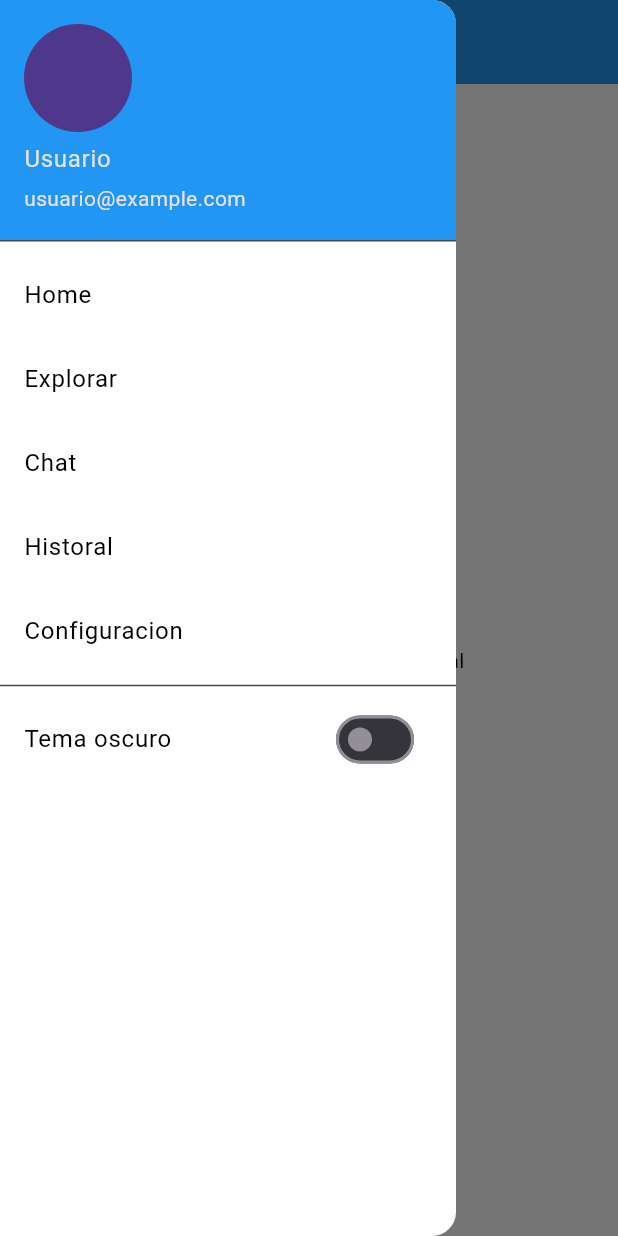
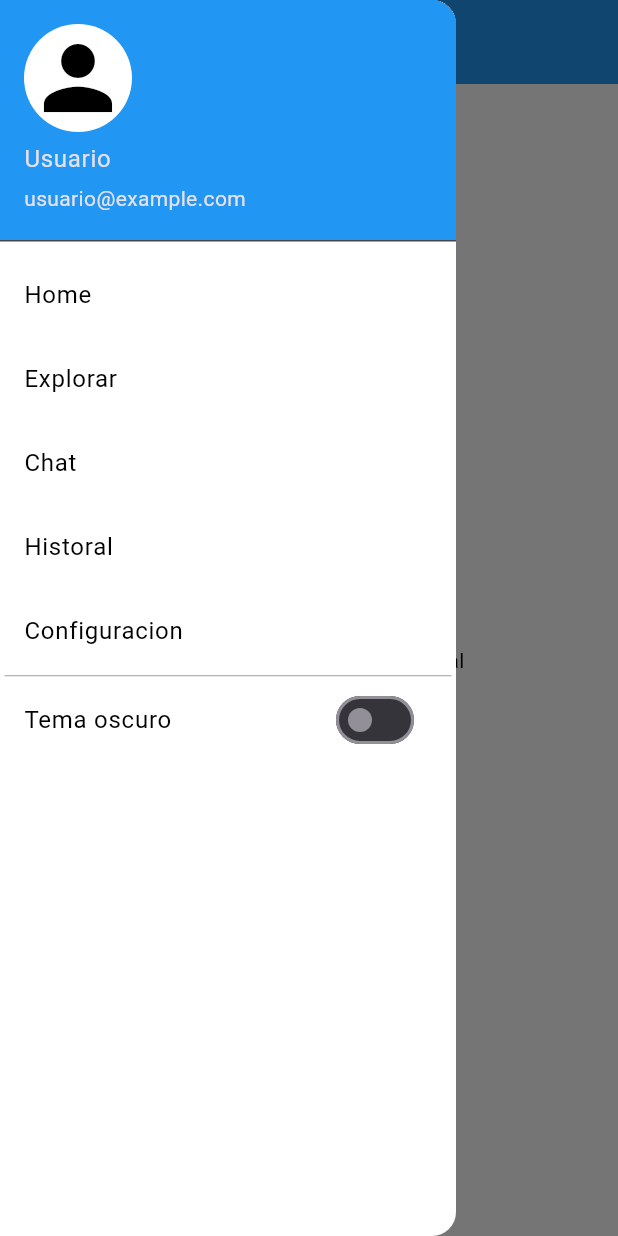
Before and after one commit to MartinCantillo/Gesti-n-de-Conjunto-Residencial, a Flutter app: the HomePage screen opened by its route, with the side drawer open, on a phone screen of 412 x 824 dp. Run offline on Flutter 3.47's test engine with Material 2 defaults, Android fonts, the phone set to English and light mode, and no system bars; our stand-ins replace shared_preferences; accounts and stored records are empty.

Commit message:
icon user added in drawer

```diff
--- a/lib/screens/home.dart
+++ b/lib/screens/home.dart
@@ -26,9 +26,9 @@ class _TabScaffoldState extends State<HomePage> {
     return Scaffold(
       backgroundColor: prefs.colosecundario ? Colors.black : Colors.white,
       appBar: AppBar(
-        title: Text('Bienvenido',
+        title: const Text('Bienvenido',
             textAlign: TextAlign.center,
-            style: TextStyle(color: prefs.colosecundario ? Colors.white : Colors.black)),
+            style: TextStyle(color: Colors.white,)),
         centerTitle: true,
         backgroundColor: Colors.blue,
       ),
@@ -37,17 +37,18 @@ class _TabScaffoldState extends State<HomePage> {
         child: ListView(
           padding: EdgeInsets.zero,
           children: [
-            const UserAccountsDrawerHeader(
-              accountName: Text('Usuario'),
-              accountEmail: Text('usuario@example.com'),
+            UserAccountsDrawerHeader(
+              accountName: const Text('Usuario'),
+              accountEmail: const Text('usuario@example.com'),
               currentAccountPicture: CircleAvatar(
-                  //  backgroundImage: AssetImage('assets/avatar.jpg'), // Ruta de la imagen de avatar
-                  ),
-              decoration: BoxDecoration(
-                color: Colors
-                    .blue, // Cambia el color de fondo a azul
+                child: const Icon(Icons.person, size: 68.0, color: Colors.black,),
+                backgroundColor: Colors.white,
+              ),
+              decoration: const BoxDecoration(
+                color: Colors.blue,
               ),
             ),
+
             ListTile(
               title: Text('Home', style: TextStyle(color: prefs.colosecundario ? Colors.white : Colors.black),),
               onTap: () {
@@ -78,7 +79,13 @@ class _TabScaffoldState extends State<HomePage> {
                 // Acciones cuando se toca el segundo elemento del cajón de navegación.
               },
             ),
-            const Divider(),
+            const Divider(
+              height: 3,
+              thickness: 0,
+              indent: 3,
+              endIndent: 3,
+              color: Colors.grey,
+            ),
             SwitchListTile(
                 value: _colorsecundario,
                 title: Text('Tema oscuro', style: TextStyle(color: prefs.colosecundario ? Colors.white : Colors.black),),
```
